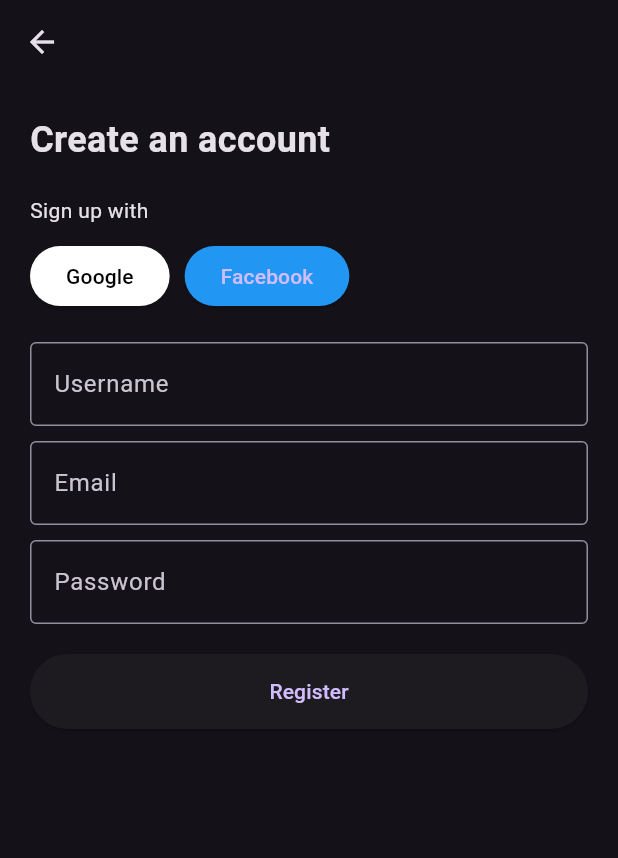
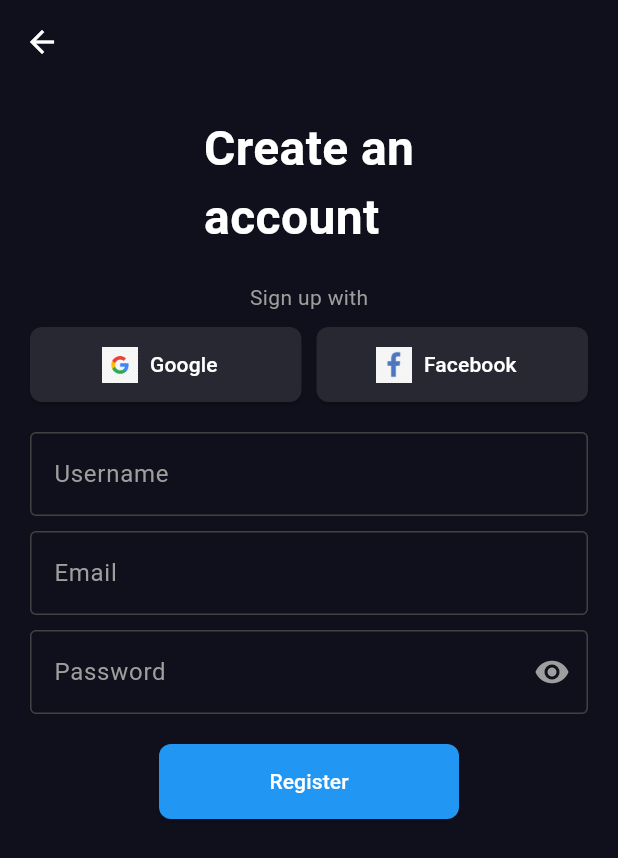
Before and after one commit to internship-pentatech-it-solutions/Manasseh-login, a Flutter app: the screen it shows after launch, after a tap on "Get started", on a phone screen of 412 x 824 dp. Shown: the top 858 px of the screen. Run offline on Flutter 3.47's test engine with Material 3 defaults, Android fonts, the phone set to English and light mode, and no system bars; network calls fail.

```diff
--- /dev/null
+++ b/lib/account.dart
@@ -0,0 +1,159 @@
+import 'package:flutter/material.dart';
+
+class CreateAccountScreen extends StatefulWidget {
+  const CreateAccountScreen({super.key});
+
+  @override
+  State<CreateAccountScreen> createState() => _CreateAccountScreenState();
+}
+
+class _CreateAccountScreenState extends State<CreateAccountScreen> {
+  bool _obscureText = true;
+
+  @override
+  Widget build(BuildContext context) {
+    return Scaffold(
+      backgroundColor: const Color(0xFF10101c),
+      appBar: AppBar(
+        backgroundColor: Colors.transparent,
+        elevation: 0,
+        leading: IconButton(
+          icon: const Icon(Icons.arrow_back, color: Colors.white),
+          onPressed: () => Navigator.of(context).pop(),
+        ),
+      ),
+      body: SingleChildScrollView(
+        child: Padding(
+          padding: const EdgeInsets.all(20),
+          child: Column(
+            crossAxisAlignment: CrossAxisAlignment.center,
+            children: [
+              const Text(
+                'Create an\naccount',
+                style: TextStyle(
+                  fontSize: 32,
+                  fontWeight: FontWeight.bold,
+                  color: Colors.white,
+                ),
+              ),
+              const SizedBox(height: 20),
+              const Text(
+                'Sign up with',
+                style: TextStyle(color: Colors.grey),
+              ),
+              const SizedBox(height: 10),
+              Row(
+                children: [
+                  Expanded(
+                    child: ElevatedButton.icon(
+                      onPressed: () {},
+                      icon: Image.asset('assets/google.png', height: 24),
+                      label: const Text('Google'),
+                      style: ElevatedButton.styleFrom(
+                        minimumSize: const Size(100, 50),
+                        fixedSize: const Size(100, 50),
+                        foregroundColor: Colors.white,
+                        backgroundColor: const Color(0xFF282832),
+                        shape: RoundedRectangleBorder(
+                          borderRadius: BorderRadius.circular(8),
+                        ),
+                      ),
+                    ),
+                  ),
+                  const SizedBox(width: 10),
+                  Expanded(
+                    child: ElevatedButton.icon(
+                      onPressed: () {},
+                      icon: Image.asset(
+                        'assets/facebook.jpg',
+                        height: 24,
+                      ),
+                      label: const Text('Facebook'),
+                      style: ElevatedButton.styleFrom(
+                        minimumSize: const Size(100, 50),
+                        fixedSize: const Size(100, 50),
+                        foregroundColor: Colors.white,
+                        backgroundColor: const Color(0xFF282832),
+                        shape: RoundedRectangleBorder(
+                          borderRadius: BorderRadius.circular(8),
+                        ),
+                      ),
+                    ),
+                  ),
+                ],
+              ),
+              const SizedBox(height: 20),
+              TextField(
+                style: const TextStyle(color: Colors.white),
+                decoration: InputDecoration(
+                  labelText: 'Username',
+                  labelStyle: const TextStyle(color: Colors.grey),
+                  enabledBorder: OutlineInputBorder(
+                    borderSide: BorderSide(color: Colors.grey.shade800),
+                  ),
+                  focusedBorder: const OutlineInputBorder(
+                    borderSide: BorderSide(color: Colors.blue),
+                  ),
+                ),
+              ),
+              const SizedBox(height: 10),
+              TextField(
+                style: const TextStyle(color: Colors.white),
+                decoration: InputDecoration(
+                  labelText: 'Email',
+                  labelStyle: const TextStyle(color: Colors.grey),
+                  enabledBorder: OutlineInputBorder(
+                    borderSide: BorderSide(color: Colors.grey.shade800),
+                  ),
+                  focusedBorder: const OutlineInputBorder(
+                    borderSide: BorderSide(color: Colors.blue),
+                  ),
+                ),
+              ),
+              const SizedBox(height: 10),
+              TextField(
+                obscureText: _obscureText,
+                style: const TextStyle(color: Colors.white),
+                decoration: InputDecoration(
+                  labelText: 'Password',
+                  labelStyle: const TextStyle(color: Colors.grey),
+                  enabledBorder: OutlineInputBorder(
+                    borderSide: BorderSide(color: Colors.grey.shade800),
+                  ),
+                  focusedBorder: const OutlineInputBorder(
+                    borderSide: BorderSide(color: Colors.blue),
+                  ),
+                  suffixIcon: IconButton(
+                    icon: Icon(
+                      _obscureText ? Icons.visibility : Icons.visibility_off,
+                      color: Colors.grey,
+                    ),
+                    onPressed: () {
+                      setState(() {
+                        _obscureText = !_obscureText;
+                      });
+                    },
+                  ),
+                ),
+              ),
+              const SizedBox(height: 20),
+              ElevatedButton(
+                onPressed: () {},
+                style: ElevatedButton.styleFrom(
+                  minimumSize: const Size(200, 50),
+                  fixedSize: const Size(200, 50),
+                  foregroundColor: Colors.white,
+                  backgroundColor: Colors.blue,
+                  shape: RoundedRectangleBorder(
+                    borderRadius: BorderRadius.circular(8),
+                  ),
+                ),
+                child: const Text('Register'),
+              ),
+            ],
+          ),
+        ),
+      ),
+    );
+  }
+}
--- /dev/null
+++ b/lib/login.dart
@@ -0,0 +1,53 @@
+import 'package:flutter/material.dart';
+
+class LoginScreen extends StatelessWidget {
+  const LoginScreen({super.key});
+
+  @override
+  Widget build(BuildContext context) {
+    return Scaffold(
+      backgroundColor: const Color(0xFF10101c),
+      appBar: AppBar(
+        backgroundColor: Colors.transparent,
+        elevation: 0,
+        leading: IconButton(
+          icon: const Icon(Icons.arrow_back),
+          onPressed: () {},
+        ),
+      ),
+      body: Padding(
+        padding: const EdgeInsets.all(20),
+        child: Column(
+          crossAxisAlignment: CrossAxisAlignment.start,
+          children: [
+            const Text(
+              'Login',
+              style: TextStyle(fontSize: 24, fontWeight: FontWeight.bold),
+            ),
+            const Text('Continue to Google'),
+            const SizedBox(height: 20),
+            const TextField(
+              decoration: InputDecoration(
+                labelText: 'Email or Phone',
+                border: OutlineInputBorder(),
+              ),
+            ),
+            const SizedBox(height: 10),
+            const Text(
+              'Forget Account?',
+              style: TextStyle(color: Colors.blue),
+            ),
+            const SizedBox(height: 20),
+            ElevatedButton(
+              onPressed: () {},
+              style: ElevatedButton.styleFrom(
+                minimumSize: const Size(double.infinity, 50),
+              ),
+              child: const Text('Next'),
+            ),
+          ],
+        ),
+      ),
+    );
+  }
+}
--- a/lib/main.dart
+++ b/lib/main.dart
@@ -1,4 +1,7 @@
 import 'package:flutter/material.dart';
+
+import 'account.dart';
+import 'login.dart';
 
 void main() {
   runApp(const MyApp());
@@ -33,26 +36,33 @@ class WelcomeScreen extends StatelessWidget {
   @override
   Widget build(BuildContext context) {
     return Scaffold(
+      backgroundColor: const Color(0xFF10101c),
       body: SafeArea(
         child: Padding(
           padding: const EdgeInsets.all(20),
           child: Column(
             mainAxisAlignment: MainAxisAlignment.spaceBetween,
             children: [
-              const Expanded(
+              Expanded(
                 child: Center(
                   child: Column(
                     mainAxisAlignment: MainAxisAlignment.center,
                     children: [
-                      Icon(Icons.account_balance_wallet,
-                          size: 100, color: Colors.white),
-                      SizedBox(height: 20),
-                      Text(
+                      // network image
+                      Image.network(
+                        'https://images.unsplash.com/photo-1624538000860-24716b9050f2?w=500&auto=format&fit=crop&q=60&ixlib=rb-4.0.3&ixid=M3wxMjA3fDB8MHxzZWFyY2h8MTl8fHdhbGxldHxlbnwwfHwwfHx8MA%3D%3D',
+                        width: 200,
+                        height: 300,
+                      ),
+                      // Icon(Icons.account_balance_wallet,
+                      //     size: 100, color: Colors.white),
+                      const SizedBox(height: 20),
+                      const Text(
                         'VaultCash',
                         style: TextStyle(
                             fontSize: 24, fontWeight: FontWeight.bold),
                       ),
-                      Text(
+                      const Text(
                         'Easy way for all your transactions',
                         style: TextStyle(fontSize: 16, color: Colors.grey),
                       ),
@@ -69,10 +79,13 @@ class WelcomeScreen extends StatelessWidget {
                   );
                 },
                 style: ElevatedButton.styleFrom(
-                  minimumSize: const Size(300, 50),
-                  fixedSize: const Size(300, 50),
+                  minimumSize: const Size(200, 50),
+                  fixedSize: const Size(200, 50),
                   backgroundColor: Colors.blue,
                   foregroundColor: Colors.white,
+                  shape: RoundedRectangleBorder(
+                    borderRadius: BorderRadius.circular(10),
+                  ),
                 ),
                 child: const Text(
                   'Get started',
@@ -86,145 +99,3 @@ class WelcomeScreen extends StatelessWidget {
     );
   }
 }
-
-class CreateAccountScreen extends StatelessWidget {
-  const CreateAccountScreen({super.key});
-
-  @override
-  Widget build(BuildContext context) {
-    return Scaffold(
-      appBar: AppBar(
-        backgroundColor: Colors.transparent,
-        elevation: 0,
-        leading: IconButton(
-          icon: const Icon(Icons.arrow_back),
-          onPressed: () {
-            Navigator.of(context).pop();
-          },
-        ),
-      ),
-      body: Padding(
-        padding: const EdgeInsets.all(20),
-        child: Column(
-          crossAxisAlignment: CrossAxisAlignment.start,
-          children: [
-            const Text(
-              'Create an account',
-              style: TextStyle(fontSize: 24, fontWeight: FontWeight.bold),
-            ),
-            const SizedBox(height: 20),
-            const Text('Sign up with'),
-            const SizedBox(height: 10),
-            Row(
-              children: [
-                ElevatedButton(
-                  onPressed: () {
-                    Navigator.of(context).push(
-                      MaterialPageRoute(
-                        builder: (context) => const LoginScreen(),
-                      ),
-                    );
-                  },
-                  style: ElevatedButton.styleFrom(
-                    foregroundColor: Colors.black,
-                    backgroundColor: Colors.white,
-                  ),
-                  child: const Text('Google'),
-                ),
-                const SizedBox(width: 10),
-                ElevatedButton(
-                  onPressed: () {},
-                  style: ElevatedButton.styleFrom(
-                    backgroundColor: Colors.blue,
-                  ),
-                  child: const Text('Facebook'),
-                ),
-              ],
-            ),
-            const SizedBox(height: 20),
-            const TextField(
-              decoration: InputDecoration(
-                labelText: 'Username',
-                border: OutlineInputBorder(),
-              ),
-            ),
-            const SizedBox(height: 10),
-            const TextField(
-              decoration: InputDecoration(
-                labelText: 'Email',
-                border: OutlineInputBorder(),
-              ),
-            ),
-            const SizedBox(height: 10),
-            const TextField(
-              obscureText: true,
-              decoration: InputDecoration(
-                labelText: 'Password',
-                border: OutlineInputBorder(),
-              ),
-            ),
-            const SizedBox(height: 20),
-            ElevatedButton(
-              onPressed: () {},
-              style: ElevatedButton.styleFrom(
-                minimumSize: const Size(double.infinity, 50),
-              ),
-              child: const Text('Register'),
-            ),
-          ],
-        ),
-      ),
-    );
-  }
-}
-
-class LoginScreen extends StatelessWidget {
-  const LoginScreen({super.key});
-
-  @override
-  Widget build(BuildContext context) {
-    return Scaffold(
-      appBar: AppBar(
-        backgroundColor: Colors.transparent,
-        elevation: 0,
-        leading: IconButton(
-          icon: const Icon(Icons.arrow_back),
-          onPressed: () {},
-        ),
-      ),
-      body: Padding(
-        padding: const EdgeInsets.all(20),
-        child: Column(
-          crossAxisAlignment: CrossAxisAlignment.start,
-          children: [
-            const Text(
-              'Login',
-              style: TextStyle(fontSize: 24, fontWeight: FontWeight.bold),
-            ),
-            const Text('Continue to Google'),
-            const SizedBox(height: 20),
-            const TextField(
-              decoration: InputDecoration(
-                labelText: 'Email or Phone',
-                border: OutlineInputBorder(),
-              ),
-            ),
-            const SizedBox(height: 10),
-            const Text(
-              'Forget Account?',
-              style: TextStyle(color: Colors.blue),
-            ),
-            const SizedBox(height: 20),
-            ElevatedButton(
-              onPressed: () {},
-              style: ElevatedButton.styleFrom(
-                minimumSize: const Size(double.infinity, 50),
-              ),
-              child: const Text('Next'),
-            ),
-          ],
-        ),
-      ),
-    );
-  }
-}
--- a/pubspec.yaml
+++ b/pubspec.yaml
@@ -59,9 +59,9 @@ flutter:
   uses-material-design: true
 
   # To add assets to your application, add an assets section, like this:
-  # assets:
-  #   - images/a_dot_burr.jpeg
-  #   - images/a_dot_ham.jpeg
+  assets:
+    - assets/facebook.jpg
+    - assets/google.png
 
   # An image asset can refer to one or more resolution-specific "variants", see
   # https://flutter.dev/to/resolution-aware-images
```
Also changed, not shown: assets/facebook.jpg (added), assets/google.png (added).
